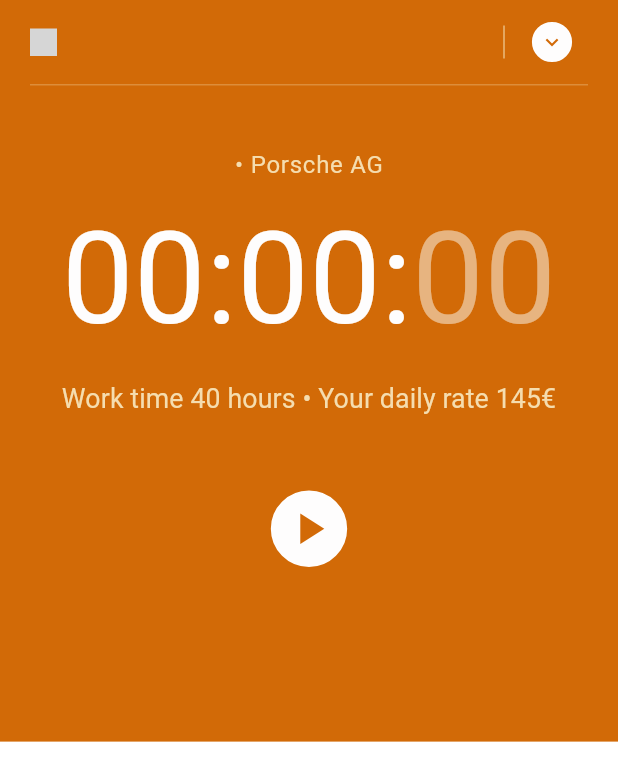
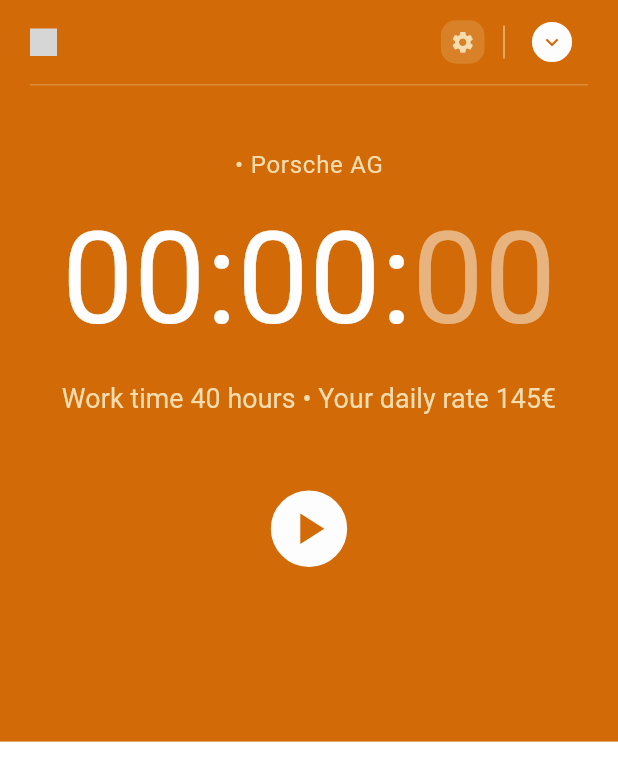
Before and after one commit to dxvid-pts/clock_in, a Flutter app: the TimerScreen screen opened directly, on a phone screen of 412 x 824 dp. Shown: the top 781 px of the screen. Run offline on Flutter 3.47's test engine with Material 2 defaults, Android fonts, the phone set to English and light mode, and no system bars; our stand-ins replace fl_chart, flutter_riverpod, flutter_svg, freezed_annotation, hive, syncfusion_flutter_datepicker; missing offline and left inert: commons_flutter, storage_engine, storage_engine_hive_adapter; accounts and stored records are empty; grey boxes are pictures that could not be loaded.

Commit message:
add settings button

```diff
--- a/frontend/lib/screens/timer_screen/timer_screen.dart
+++ b/frontend/lib/screens/timer_screen/timer_screen.dart
@@ -64,6 +64,24 @@ class _UpperSection extends ConsumerWidget {
                       height: 18,
                     ),
                     const Expanded(child: SizedBox()),
+                    //container with rounded corners, a centered icon and a ripple effect
+                    Material(
+                      color: reducedFontColor.withOpacity(0.2),
+                      borderRadius: BorderRadius.circular(10),
+                      child: InkWell(
+                        onTap: () {},
+                        borderRadius: BorderRadius.circular(10),
+                        child: const Padding(
+                          padding: EdgeInsets.all(6),
+                          child: Icon(
+                            Icons.settings,
+                            color: reducedFontColor,
+                            size: 17,
+                          ),
+                        ),
+                      ),
+                    ),
+                    const SizedBox(width: 5),
                     VerticalDivider(
                       color: reducedFontColor.withOpacity(0.7),
                       indent: 17,
```
